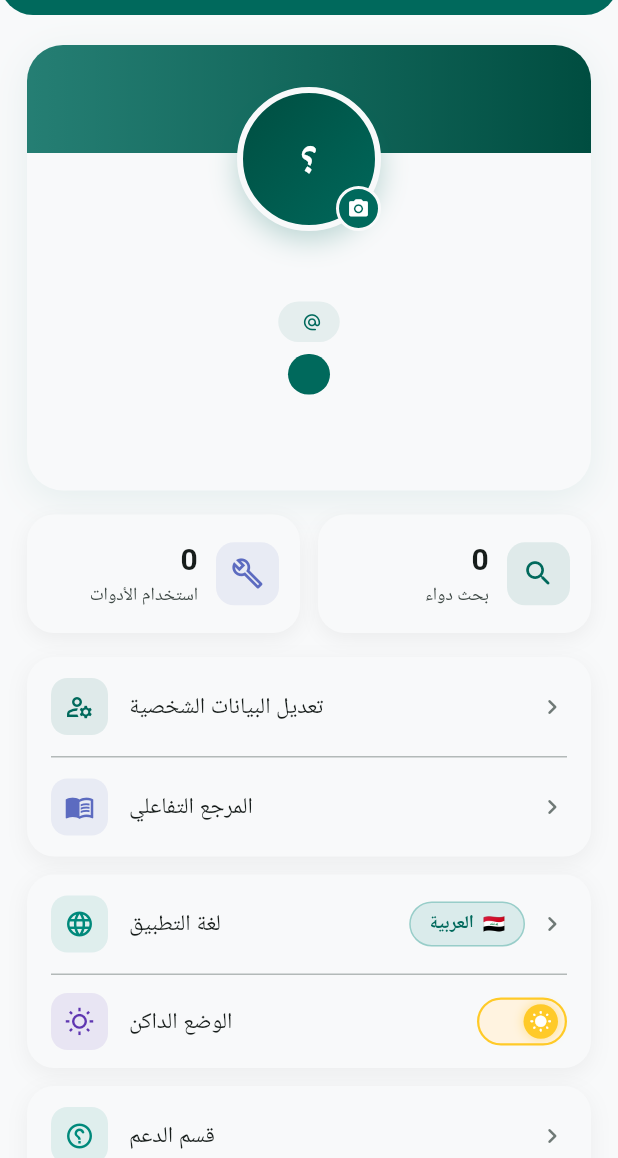
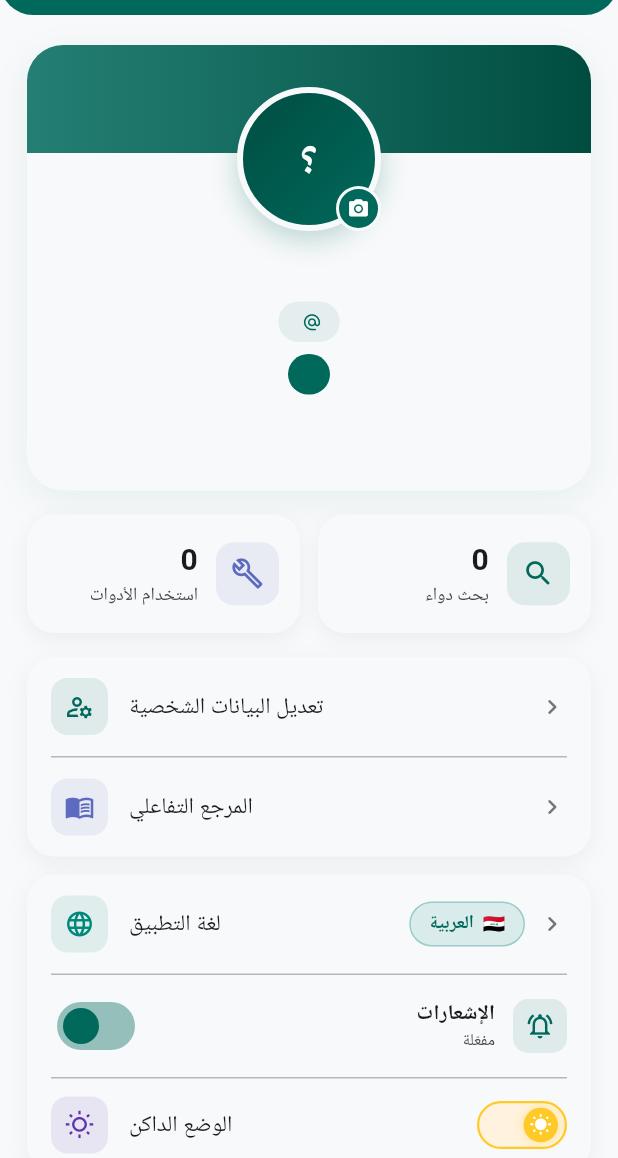
Before and after one commit to iraqpharma/iraq-pharma-guide, a Flutter app: the ProfileScreen screen opened by its route, on a phone screen of 412 x 824 dp, the part 78-1236 px from its top. Run offline on Flutter 3.47's test engine with Material 3 defaults, Android fonts, the phone set to English and light mode, and no system bars; our stand-ins replace app_links, cached_network_image, csv, file_picker, firebase_core, firebase_messaging and 14 more; missing offline and left inert: mobile_scanner; accounts and stored records are empty; Roboto replaces fonts that are missing (Cairo).

Commit message:
fix: dark mode, drug count, pull-to-refresh, notification toggle & FCM token
- edit_profile_screen: replace hardcoded colors with Theme colors (dark mode fix)
- drug_detail_screen: _DosageFormCard & _AvailableDosesCard use colorScheme
  containers instead of hardcoded light blue/purple (dark mode fix)
- drug_list_screen: remove drug count bar (119 دواء) from category header
- notifications_screen: add pull-to-refresh (drag down to reload)
- notification_permission_service: save FCM token to profiles.fcm_token on
  permission grant; add disableNotifications/enableNotifications helpers
- profile_screen: add notification toggle switch (enables/disables FCM token)

Co-Authored-By: Claude Sonnet 4.6 <noreply@anthropic.com>

```diff
--- a/lib/features/drug_detail/drug_detail_screen.dart
+++ b/lib/features/drug_detail/drug_detail_screen.dart
@@ -389,7 +389,7 @@ class _DosageFormCard extends StatelessWidget {
       margin: const EdgeInsets.only(bottom: 10),
       padding: const EdgeInsets.symmetric(horizontal: 14, vertical: 12),
       decoration: BoxDecoration(
-        color: const Color(0xFFE3F2FD),
+        color: Theme.of(context).colorScheme.primaryContainer.withOpacity(0.45),
         borderRadius: BorderRadius.circular(12),
         border: Border.all(color: const Color(0xFF1976D2).withOpacity(0.3)),
       ),
@@ -441,7 +441,7 @@ class _AvailableDosesCard extends StatelessWidget {
       margin: const EdgeInsets.only(bottom: 10),
       padding: const EdgeInsets.symmetric(horizontal: 14, vertical: 12),
       decoration: BoxDecoration(
-        color: const Color(0xFFF3E5F5),
+        color: Theme.of(context).colorScheme.secondaryContainer.withOpacity(0.45),
         borderRadius: BorderRadius.circular(12),
         border: Border.all(color: const Color(0xFF7B1FA2).withOpacity(0.3)),
       ),
--- a/lib/features/notifications/notifications_screen.dart
+++ b/lib/features/notifications/notifications_screen.dart
@@ -62,6 +62,8 @@ class NotificationsScreen extends ConsumerWidget {
             children: [
               if (hasUnread) _MarkAllBanner(onTap: () => svc.markAllAsRead()),
               Expanded(
+                child: RefreshIndicator(
+                  onRefresh: () async => ref.invalidate(notificationsProvider),
                   child: ListView.builder(
                     padding: const EdgeInsets.only(bottom: 32),
                     itemCount: _countItems(grouped),
@@ -77,6 +79,7 @@ class NotificationsScreen extends ConsumerWidget {
                         },
                       );
                     },
+                  ),
                 ),
               ),
             ],
--- a/lib/features/profile/edit_profile_screen.dart
+++ b/lib/features/profile/edit_profile_screen.dart
@@ -204,9 +204,9 @@ class _EditProfileScreenState extends State<EditProfileScreen> {
   @override
   Widget build(BuildContext context) {
     return Scaffold(
-      backgroundColor: const Color(0xFFF0F4F8),
+      backgroundColor: Theme.of(context).scaffoldBackgroundColor,
       appBar: AppBar(
-        backgroundColor: Colors.white,
+        backgroundColor: Theme.of(context).colorScheme.surface,
         elevation: 0,
         surfaceTintColor: Colors.transparent,
         centerTitle: true,
--- a/lib/features/profile/profile_screen.dart
+++ b/lib/features/profile/profile_screen.dart
@@ -10,6 +10,8 @@ import '../../providers/theme_provider.dart';
 import '../../services/admin_access_service.dart';
 import '../../services/auth_service.dart';
 import '../../services/avatar_service.dart';
+import 'package:shared_preferences/shared_preferences.dart';
+import '../../services/notification_permission_service.dart';
 import '../../services/session_service.dart';
 import '../../shared/widgets/app_drawer.dart';
 import '../../shared/widgets/compact_app_header.dart';
@@ -29,7 +31,8 @@ class _ProfileScreenState extends ConsumerState<ProfileScreen>
   bool    _loading         = true;
   bool    _uploadingAvatar = false;
   String? _avatarUrl;
-  bool    _isSuperAdmin    = false;
+  bool    _isSuperAdmin       = false;
+  bool    _notificationsOn    = true;
 
   late final AnimationController _avatarCtrl;
   late final Animation<double>   _avatarScale;
@@ -41,6 +44,7 @@ class _ProfileScreenState extends ConsumerState<ProfileScreen>
     _avatarScale = CurvedAnimation(parent: _avatarCtrl, curve: Curves.elasticOut);
     _loadProfile();
     _loadAdminAccess();
+    _loadNotificationState();
   }
 
   Future<void> _loadProfile() async {
@@ -57,6 +61,24 @@ class _ProfileScreenState extends ConsumerState<ProfileScreen>
   Future<void> _loadAdminAccess() async {
     final access = await AdminAccessService.instance.hasAccess();
     if (mounted) setState(() => _isSuperAdmin = access);
+  }
+
+  Future<void> _loadNotificationState() async {
+    final prefs = await SharedPreferences.getInstance();
+    if (mounted) {
+      setState(() => _notificationsOn = prefs.getBool('notifications_enabled') ?? true);
+    }
+  }
+
+  Future<void> _toggleNotifications(bool value) async {
+    final prefs = await SharedPreferences.getInstance();
+    await prefs.setBool('notifications_enabled', value);
+    if (value) {
+      await NotificationPermissionService.instance.enableNotifications();
+    } else {
+      await NotificationPermissionService.instance.disableNotifications();
+    }
+    if (mounted) setState(() => _notificationsOn = value);
   }
 
   Future<void> _pickAvatar() async {
@@ -261,6 +283,9 @@ class _ProfileScreenState extends ConsumerState<ProfileScreen>
                       onTap: () => _showLangDialog(ctx, ref, isArabic),
                     );
                   }),
+                  _divider(cs),
+                  // ── Notifications toggle ─────────────────────────────
+                  _buildNotificationToggleRow(cs),
                   _divider(cs),
                   // ── Dark mode toggle ─────────────────────────────────
                   _buildThemeToggleRow(cs, isDark),
@@ -496,6 +521,46 @@ class _ProfileScreenState extends ConsumerState<ProfileScreen>
   }
 
   // ── Sun / Moon animated theme toggle ─────────────────────────────────────
+  Widget _buildNotificationToggleRow(ColorScheme cs) {
+    return Padding(
+      padding: const EdgeInsets.symmetric(horizontal: 16, vertical: 10),
+      child: Row(children: [
+        Container(
+          width: 36, height: 36,
+          decoration: BoxDecoration(
+            color: (_notificationsOn ? AppColors.primary : cs.onSurface).withOpacity(0.1),
+            borderRadius: BorderRadius.circular(10),
+          ),
+          child: Icon(
+            _notificationsOn ? Icons.notifications_active_outlined : Icons.notifications_off_outlined,
+            color: _notificationsOn ? AppColors.primary : cs.onSurfaceVariant,
+            size: 20,
+          ),
+        ),
+        const SizedBox(width: 12),
+        Expanded(
+          child: Column(
+            crossAxisAlignment: CrossAxisAlignment.start,
+            children: [
+              Text('الإشعارات',
+                  style: GoogleFonts.ibmPlexSansArabic(
+                      fontSize: 14, fontWeight: FontWeight.w600,
+                      color: cs.onSurface)),
+              Text(_notificationsOn ? 'مفعّلة' : 'موقوفة',
+                  style: GoogleFonts.ibmPlexSansArabic(
+                      fontSize: 11, color: cs.onSurfaceVariant)),
+            ],
+          ),
+        ),
+        Switch.adaptive(
+          value: _notificationsOn,
+          onChanged: _toggleNotifications,
+          activeColor: AppColors.primary,
+        ),
+      ]),
+    );
+  }
+
   Widget _buildThemeToggleRow(ColorScheme cs, bool isDark) {
     return Padding(
       padding: const EdgeInsets.symmetric(horizontal: 16, vertical: 12),
```
Also changed, not shown: lib/features/drug_list/drug_list_screen.dart (+0 -16 lines), lib/services/notification_permission_service.dart (+37 -9 lines). Lines whose indentation alone changed are shown as unchanged.
